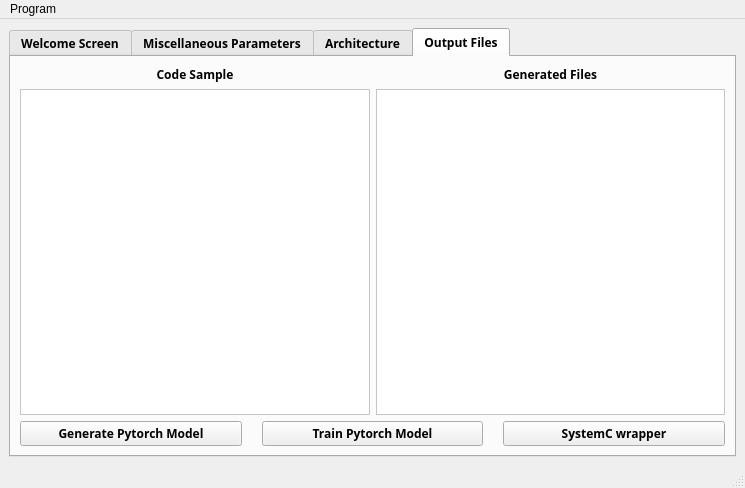
Before: the Qt Designer form public/GUI/mainwindow.ui in mourra950/Siemens-System-Level-Modelling-of-ASDLA-Graduation-Project, drawn with Qt 5.
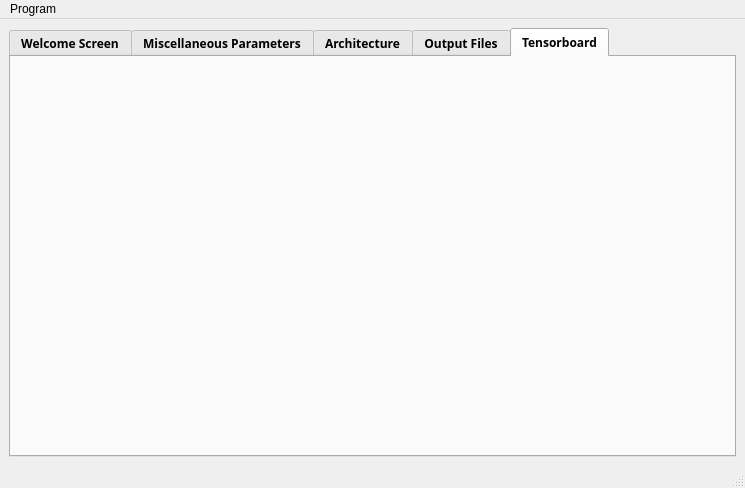
After: the same form once the commit is applied.

Patch:
```diff
--- a/public/GUI/mainwindow.ui
+++ b/public/GUI/mainwindow.ui
@@ -36,7 +36,7 @@
        <string notr="true"/>
       </property>
       <property name="currentIndex">
-       <number>3</number>
+       <number>4</number>
       </property>
       <widget class="QWidget" name="Dashboard">
        <attribute name="title">
@@ -669,6 +669,19 @@
         </item>
        </layout>
       </widget>
+      <widget class="QWidget" name="Tensorboard">
+       <property name="toolTip">
+        <string>&lt;html&gt;&lt;head/&gt;&lt;body&gt;&lt;p&gt;Tensorboard&lt;/p&gt;&lt;p&gt;&lt;br/&gt;&lt;/p&gt;&lt;/body&gt;&lt;/html&gt;</string>
+       </property>
+       <attribute name="title">
+        <string>Tensorboard</string>
+       </attribute>
+       <layout class="QVBoxLayout" name="verticalLayout_17">
+        <item>
+         <layout class="QVBoxLayout" name="TensorView"/>
+        </item>
+       </layout>
+      </widget>
      </widget>
     </item>
    </layout>
```
